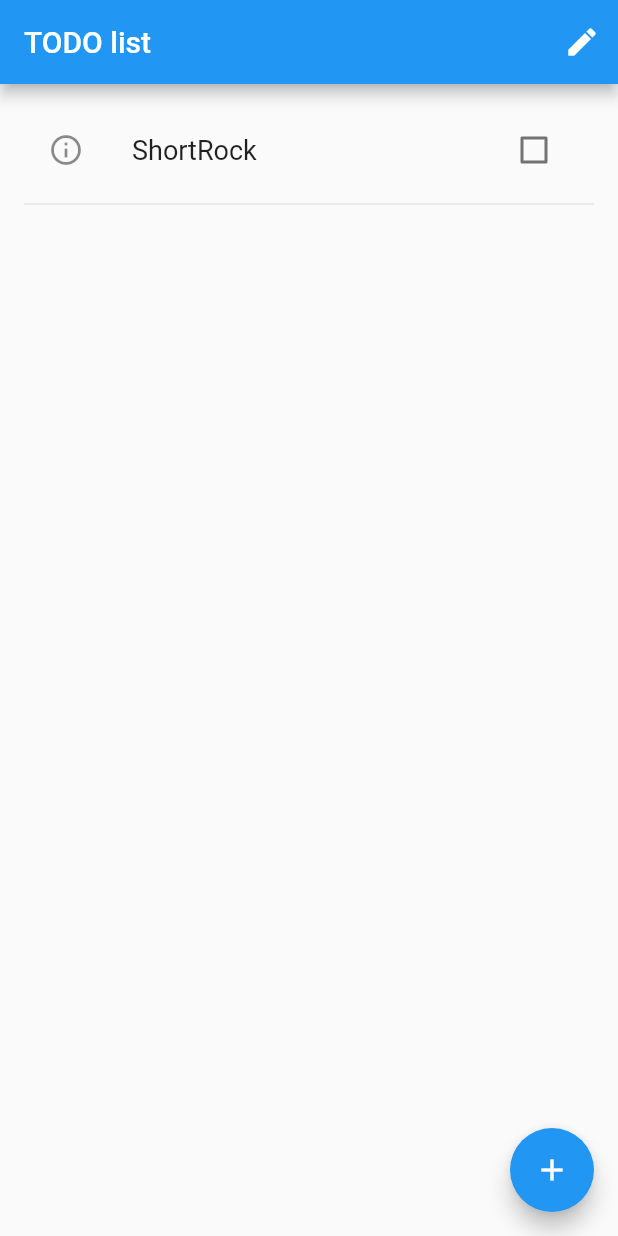
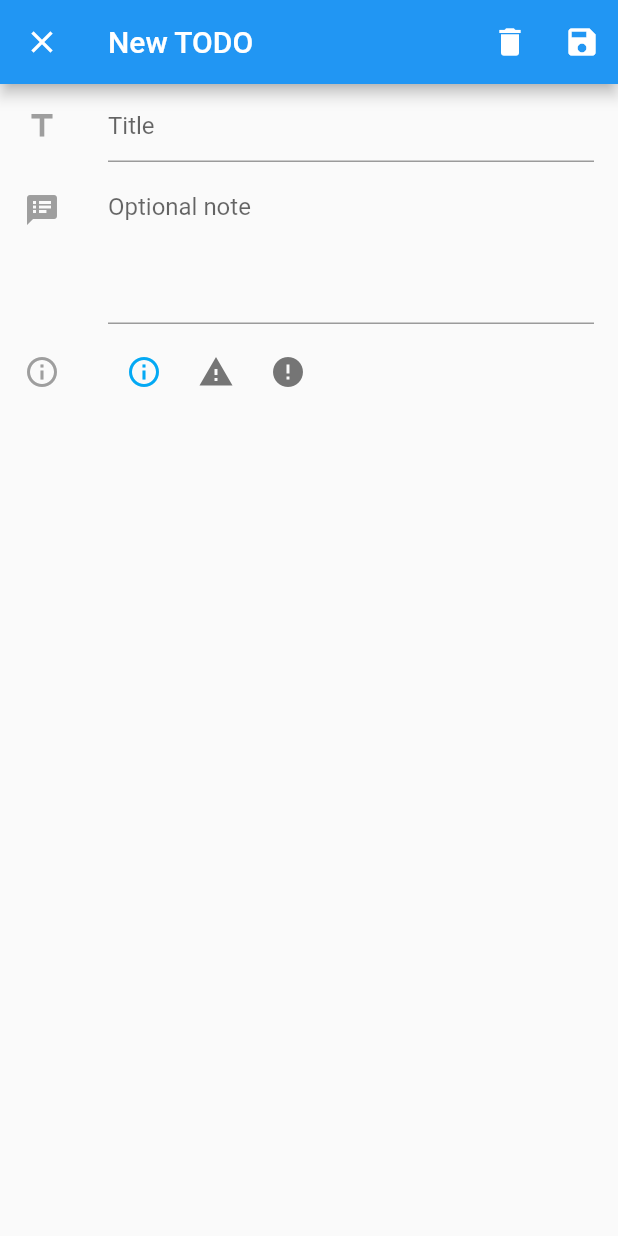
Before and after one commit to scrolltex/flutter_todo, a Flutter app: the screen it shows after launch, after a tap on the "add" icon, on a phone screen of 412 x 824 dp. Run offline on Flutter 3.47's test engine with Material 2 defaults, Android fonts, the phone set to English and light mode, and no system bars.

Commit message:
Todo list page refactoring

```diff
--- a/lib/main.dart
+++ b/lib/main.dart
@@ -1,5 +1,5 @@
 import 'package:flutter/material.dart';
-import 'package:english_words/english_words.dart';
+import 'todo_list_page.dart';
 
 void main() => runApp(new MyApp());
 
@@ -24,135 +24,3 @@ class MyApp extends StatelessWidget {
     );
   }
 }
-
-enum TodoImportance {
-  Low,
-  Middle,
-  High,
-}
-
-class TodoEntry {
-  TodoEntry([this.title, this.importance = TodoImportance.Low, this.isComplete = false]);
-
-  TodoImportance importance;
-  bool isComplete;
-  String title;
-
-  final TextEditingController _controller = new TextEditingController();
-
-  Icon getImportanceIcon() {
-    switch(importance)
-    {
-      case TodoImportance.Low: return new Icon(Icons.info_outline);
-      case TodoImportance.Middle: return new Icon(Icons.warning, color: Colors.yellow);
-      case TodoImportance.High: return new Icon(Icons.error, color: Colors.red);
-      default: return null;
-    }
-  }
-}
-
-class TodoListPage extends StatefulWidget {
-  @override
-  _TodoListPageState createState() => new _TodoListPageState();
-}
-
-class _TodoListPageState extends State<TodoListPage> {
-  final _categories = <TodoEntry>[];
-  bool _editMode = false;
-
-  @override
-  Widget build(BuildContext context) {
-    return new Scaffold(
-      appBar: new AppBar(
-        title: new Text("TODO list"),
-        actions: <Widget>[
-          new IconButton(
-            icon: new Icon(_editMode ? Icons.save : Icons.edit),
-            onPressed: () {
-              setState(() {
-                if (!_editMode)
-                  _editMode = true;
-                else
-                  _saveEdited();
-              });
-            },
-          ),
-        ],
-      ),
-      body:_buildTodoList(),
-      floatingActionButton: new FloatingActionButton(
-        onPressed: _createNewItem,
-        tooltip: 'Create new todo',
-        child: new Icon(Icons.add),
-      ),
-    );
-  }
-
-  Widget _buildTodoList() {
-     return new ListView.builder(
-      padding: const EdgeInsets.all(16.0),
-      itemBuilder: (context, i) {
-        if (i.isOdd) return new Divider();
-
-        final index = i ~/ 2;
-        if (index < _categories.length)
-          return _buildRow(_categories[index]);
-      },
-    );
-  }
-
-  Widget _buildRow(TodoEntry item) {
-    return new ListTile(
-      leading: !_editMode ?
-        item.getImportanceIcon() :
-        new IconButton(
-          icon: item.getImportanceIcon(),
-          onPressed: () { setState(() {
-            var idx = item.importance.index + 1;
-            if (idx >= TodoImportance.values.length) idx = 0;
-            item.importance = TodoImportance.values[idx];
-            }); },
-        ),
-
-      title: !_editMode ?
-        new Text(
-          item.title,
-          style: new TextStyle(fontSize: 18.0),
-        ) :
-        new TextField(
-            controller: item._controller,
-            decoration: new InputDecoration(
-              hintText: item.title,
-            ),
-        ),
-
-      trailing: !_editMode ?
-        new Checkbox(
-          value: item.isComplete,
-          onChanged: (newValue) { setState(() { item.isComplete = newValue; }); },
-        ) :
-        new IconButton(
-          icon: new Icon(Icons.delete),
-          onPressed: () { setState(() { _categories.remove(item); }); },
-        ),
-
-      onTap: () { setState(() { item.isComplete = !item.isComplete; }); },
-    );
-  }
-
-  void _createNewItem() {
-      setState(() {
-          _categories.add(new TodoEntry(new WordPair.random().asPascalCase));
-      });
-  }
-
-  void _saveEdited() {
-    setState(() {
-      for(var item in _categories) {
-        if (item._controller.text.isNotEmpty)
-          item.title = item._controller.text;
-      }
-      _editMode = false;
-    });
-  }
-}
--- /dev/null
+++ b/lib/model/todo_entry.dart
@@ -0,0 +1,13 @@
+enum TodoImportance {
+  Low,
+  Middle,
+  High,
+}
+
+class TodoEntryModel {
+  TodoEntryModel(this.title, this.importance, this.done);
+
+  bool done;
+  TodoImportance importance;
+  String title;
+}
--- /dev/null
+++ b/lib/todo_entry_dialog.dart
@@ -0,0 +1,131 @@
+import 'package:flutter/material.dart';
+
+import 'model/todo_entry.dart';
+
+class TodoEntryDialog extends StatefulWidget {
+  final TodoEntryModel entryToEdit;
+
+  TodoEntryDialog.add() : entryToEdit = null;
+  TodoEntryDialog.edit(this.entryToEdit);
+
+  @override
+  TodoEntryDialogState createState() {
+    if (entryToEdit != null)
+      return new TodoEntryDialogState(
+          entryToEdit.title, "", entryToEdit.importance);
+    else
+      return new TodoEntryDialogState("", "", TodoImportance.Low);
+  }
+}
+
+class TodoEntryDialogState extends State<TodoEntryDialog> {
+  TextEditingController _titleTextEditingController;
+  TextEditingController _noteTextEditingController;
+
+  String _title;
+  String _note;
+  TodoImportance _importance;
+
+  TodoEntryDialogState(this._title, this._note, this._importance);
+
+  @override
+  void initState() {
+    _titleTextEditingController = new TextEditingController(text: _title);
+    _noteTextEditingController = new TextEditingController(text: _note);
+    super.initState();
+  }
+
+  Widget _createAppBar(BuildContext context) {
+    return new AppBar(
+      title: widget.entryToEdit == null
+          ? const Text("New TODO")
+          : const Text("Edit TODO"),
+      actions: [
+        new IconButton(
+            icon: new Icon(Icons.delete, color: Colors.white),
+            tooltip: "Delete",
+            onPressed: () {
+              //TODO: Delete todo entry
+            },
+          ),
+        new IconButton(
+          icon: new Icon(Icons.save, color: Colors.white,),
+          tooltip: "Save",
+          onPressed: () {
+            Navigator
+                .of(context)
+                .pop(new TodoEntryModel(_title, _importance, widget.entryToEdit?.done ?? false));
+          },
+        ),
+      ],
+    );
+  }
+
+  @override
+  Widget build(BuildContext context) {
+    return new Scaffold(
+        appBar: _createAppBar(context),
+        body: new Column(children: <Widget>[
+          new ListTile(
+            leading: new Icon(Icons.title, color: Colors.grey[500]),
+            title: new TextField(
+              decoration: new InputDecoration(
+                hintText: 'Title',
+              ),
+              controller: _titleTextEditingController,
+              onChanged: (value) => _title = value,
+            ),
+          ),
+          new ListTile(
+            leading: new Icon(Icons.speaker_notes, color: Colors.grey[500]),
+            title: new TextField(
+              decoration: new InputDecoration(
+                hintText: 'Optional note',
+              ),
+              maxLines: 4,
+              controller: _noteTextEditingController,
+              onChanged: (value) => _note = value,
+            ),
+          ),
+          new ListTile(
+              leading: new Icon(Icons.info_outline, color: Colors.grey[500]),
+              title: new Row(
+                children: <Widget>[
+                  new IconButton(
+                    icon: new Icon(Icons.info_outline,
+                        color: _importance == TodoImportance.Low
+                            ? Colors.lightBlue
+                            : Colors.grey[600]),
+                    onPressed: () {
+                      setState(() {
+                        _importance = TodoImportance.Low;
+                      });
+                    },
+                  ),
+                  new IconButton(
+                    icon: new Icon(Icons.warning,
+                        color: _importance == TodoImportance.Middle
+                            ? Colors.yellow
+                            : Colors.grey[600]),
+                    onPressed: () {
+                      setState(() {
+                        _importance = TodoImportance.Middle;
+                      });
+                    },
+                  ),
+                  new IconButton(
+                    icon: new Icon(Icons.error,
+                        color: _importance == TodoImportance.High
+                            ? Colors.red
+                            : Colors.grey[600]),
+                    onPressed: () {
+                      setState(() {
+                        _importance = TodoImportance.High;
+                      });
+                    },
+                  ),
+                ],
+              )),
+        ]));
+  }
+}
--- /dev/null
+++ b/lib/todo_list_page.dart
@@ -0,0 +1,123 @@
+import 'dart:async';
+
+import 'package:flutter/material.dart';
+
+import 'model/todo_entry.dart';
+import 'todo_entry_dialog.dart';
+
+Icon getImportanceIcon(TodoImportance importance) {
+  switch (importance) {
+    case TodoImportance.Low:
+      return new Icon(Icons.info_outline, color: Colors.lightBlue);
+    case TodoImportance.Middle:
+      return new Icon(Icons.warning, color: Colors.yellow);
+    case TodoImportance.High:
+      return new Icon(Icons.error, color: Colors.red);
+    default:
+      return null;
+  }
+}
+
+class TodoListPage extends StatefulWidget {
+  @override
+  _TodoListPageState createState() => new _TodoListPageState();
+}
+
+class _TodoListPageState extends State<TodoListPage> {
+  List<TodoEntryModel> _todoList = new List();
+  ScrollController _listViewScrollController = new ScrollController();
+
+  @override
+  Widget build(BuildContext context) {
+    var drawer = new Drawer();
+
+    return new Scaffold(
+      drawer: drawer,
+      appBar: new AppBar(
+        title: new Text("TODO list"),
+      ),
+      body: _buildTodoList(),
+      floatingActionButton: new FloatingActionButton(
+        onPressed: _openAddEntryDialog,
+        tooltip: 'Add new todo entry',
+        child: new Icon(Icons.add),
+      ),
+    );
+  }
+
+  Widget _buildTodoList() {
+    return new ListView.builder(
+      shrinkWrap: true,
+      reverse: true,
+      controller: _listViewScrollController,
+      itemCount: _todoList.length,
+      itemBuilder: (context, index) {
+        return new InkWell(
+          onTap: () =>
+              setState(() => _todoList[index].done = !_todoList[index].done),
+          onLongPress: () => _editTodoEntry(_todoList[index]),
+          child: new TodoListItem(entry: _todoList[index]),
+        );
+      },
+    );
+  }
+
+  Future _openAddEntryDialog() async {
+    var entry =
+        await Navigator.of(context).push(new MaterialPageRoute<TodoEntryModel>(
+            builder: (BuildContext context) {
+              return new TodoEntryDialog.add();
+            },
+            fullscreenDialog: true));
+
+    if (entry != null) _addTodoListEntry(entry);
+  }
+
+  void _addTodoListEntry(TodoEntryModel entry) {
+    setState(() => _todoList.add(entry));
+  }
+
+  void _editTodoEntry(TodoEntryModel entry) {
+    Navigator
+        .of(context)
+        .push(new MaterialPageRoute<TodoEntryModel>(
+            builder: (BuildContext context) {
+              return new TodoEntryDialog.edit(entry);
+            },
+            fullscreenDialog: true))
+        .then((newEntry) => setState(() {
+              if (newEntry != null)
+                _todoList[_todoList.indexOf(entry)] = (newEntry as TodoEntryModel);
+            }));
+  }
+}
+
+class TodoListItem extends StatefulWidget {
+  TodoListItem({Key key, this.entry}) : super(key: key);
+
+  final TodoEntryModel entry;
+
+  @override
+  TodoListItemState createState() => new TodoListItemState();
+}
+
+class TodoListItemState extends State<TodoListItem> {
+  @override
+  Widget build(BuildContext context) {
+    return new Padding(
+        padding: new EdgeInsets.all(8.0),
+        child: new Row(children: [
+          new Checkbox(
+            value: widget.entry.done,
+            onChanged: (newValue) => setState(() {
+                  widget.entry.done = newValue;
+                }),
+          ),
+          getImportanceIcon(widget.entry.importance),
+          new Text(
+            widget.entry.title,
+            style: new TextStyle(fontSize: 18.0),
+          )
+        ]));
+  }
+}
--- a/pubspec.yaml
+++ b/pubspec.yaml
@@ -8,7 +8,6 @@ dependencies:
   # The following adds the Cupertino Icons font to your application.
   # Use with the CupertinoIcons class for iOS style icons.
   cupertino_icons: ^0.1.0
-  english_words: ^3.1.0
 
 dev_dependencies:
   flutter_test:
```
Also changed, not shown: pubspec.lock.
